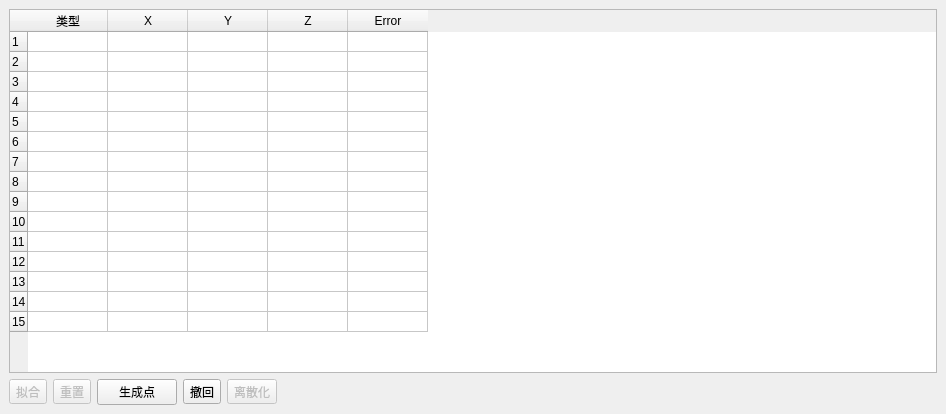
qgis/QGIS, file src/ui/3DpointsPickedDlg.ui: the form before one commit.
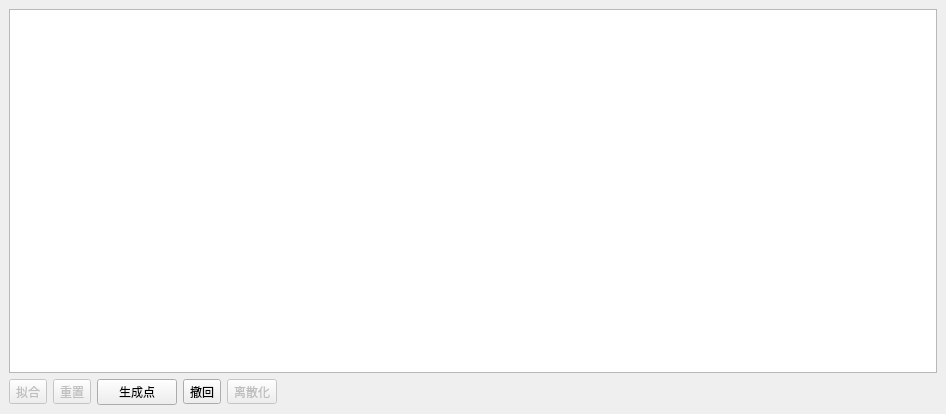
The form after the commit. Icons and pictures are not drawn.

```diff
--- a/src/ui/3DpointsPickedDlg.ui
+++ b/src/ui/3DpointsPickedDlg.ui
@@ -16,7 +16,7 @@
   <widget class="QWidget" name="dockWidgetContents">
    <layout class="QVBoxLayout" name="verticalLayout">
     <item>
-     <widget class="QTableWidget" name="alignedPointsTableWidget">
+     <widget class="QTableView" name="alignedPointsTableView">
       <property name="editTriggers">
        <set>QAbstractItemView::NoEditTriggers</set>
       </property>
@@ -26,112 +26,12 @@
       <property name="selectionMode">
        <enum>QAbstractItemView::NoSelection</enum>
       </property>
-      <attribute name="horizontalHeaderDefaultSectionSize">
+      <attribute name="horizontalHeaderMinimumSectionSize">
        <number>80</number>
       </attribute>
-      <attribute name="verticalHeaderDefaultSectionSize">
+      <attribute name="verticalHeaderMinimumSectionSize">
        <number>20</number>
       </attribute>
-      <row>
-       <property name="text">
-        <string notr="true">1</string>
-       </property>
-      </row>
-      <row>
-       <property name="text">
-        <string notr="true">2</string>
-       </property>
-      </row>
-      <row>
-       <property name="text">
-        <string notr="true">3</string>
-       </property>
-      </row>
-      <row>
-       <property name="text">
-        <string notr="true">4</string>
-       </property>
-      </row>
-      <row>
-       <property name="text">
-        <string>5</string>
-       </property>
-      </row>
-      <row>
-       <property name="text">
-        <string>6</string>
-       </property>
-      </row>
-      <row>
-       <property name="text">
-        <string>7</string>
-       </property>
-      </row>
-      <row>
-       <property name="text">
-        <string>8</string>
-       </property>
-      </row>
-      <row>
-       <property name="text">
-        <string>9</string>
-       </property>
-      </row>
-      <row>
-       <property name="text">
-        <string>10</string>
-       </property>
-      </row>
-      <row>
-       <property name="text">
-        <string>11</string>
-       </property>
-      </row>
-      <row>
-       <property name="text">
-        <string>12</string>
-       </property>
-      </row>
-      <row>
-       <property name="text">
-        <string>13</string>
-       </property>
-      </row>
-      <row>
-       <property name="text">
-        <string>14</string>
-       </property>
-      </row>
-      <row>
-       <property name="text">
-        <string>15</string>
-       </property>
-      </row>
-      <column>
-       <property name="text">
-        <string>类型</string>
-       </property>
-      </column>
-      <column>
-       <property name="text">
-        <string notr="true">X</string>
-       </property>
-      </column>
-      <column>
-       <property name="text">
-        <string notr="true">Y</string>
-       </property>
-      </column>
-      <column>
-       <property name="text">
-        <string notr="true">Z</string>
-       </property>
-      </column>
-      <column>
-       <property name="text">
-        <string>Error</string>
-       </property>
-      </column>
      </widget>
     </item>
     <item>
```
